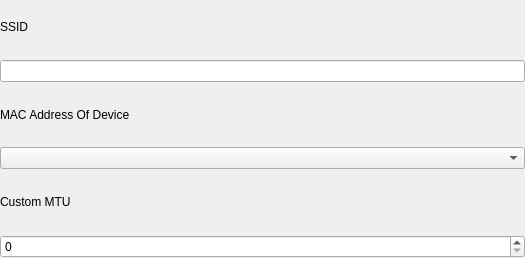
Qt form plugins/network/src/plugin/setting-widget/wireless-widget.ui (openeuler-mirror/kiran-control-panel) before a commit.
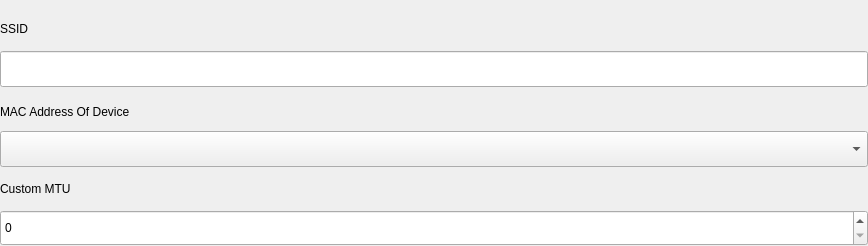
The same form after that commit. Custom widgets are drawn as their Qt base class.

Patch:
```diff
--- a/plugins/network/src/plugin/setting-widget/wireless-widget.ui
+++ b/plugins/network/src/plugin/setting-widget/wireless-widget.ui
@@ -6,19 +6,22 @@
    <rect>
     <x>0</x>
     <y>0</y>
-    <width>525</width>
-    <height>258</height>
+    <width>868</width>
+    <height>246</height>
    </rect>
   </property>
   <property name="windowTitle">
    <string>WirelessWidget</string>
   </property>
-  <layout class="QVBoxLayout" name="m_verticalDeviceWidgetLayout">
+  <layout class="QVBoxLayout" name="verticalLayout_4">
+   <property name="spacing">
+    <number>8</number>
+   </property>
    <property name="leftMargin">
     <number>0</number>
    </property>
    <property name="topMargin">
-    <number>0</number>
+    <number>16</number>
    </property>
    <property name="rightMargin">
     <number>0</number>
@@ -27,6 +30,11 @@
     <number>0</number>
    </property>
    <item>
+    <layout class="QVBoxLayout" name="verticalLayout">
+     <property name="spacing">
+      <number>10</number>
+     </property>
+     <item>
     <widget class="QLabel" name="label">
      <property name="text">
       <string>SSID</string>
@@ -34,8 +42,31 @@
     </widget>
    </item>
    <item>
-    <widget class="QLineEdit" name="ssidEdit"/>
-   </item>
+      <widget class="QLineEdit" name="ssidEdit">
+       <property name="minimumSize">
+        <size>
+         <width>0</width>
+         <height>36</height>
+        </size>
+       </property>
+       <property name="maximumSize">
+        <size>
+         <width>16777215</width>
+         <height>36</height>
+        </size>
+       </property>
+      </widget>
+     </item>
+    </layout>
+   </item>
+   <item>
+    <layout class="QVBoxLayout" name="verticalLayout_2">
+     <property name="spacing">
+      <number>10</number>
+     </property>
+     <property name="topMargin">
+      <number>8</number>
+     </property>
    <item>
     <widget class="QLabel" name="label_19">
      <property name="text">
@@ -44,8 +75,28 @@
     </widget>
    </item>
    <item>
-    <widget class="OptionsComboBox" name="deviceMac"/>
-   </item>
+      <widget class="OptionsComboBox" name="deviceMac">
+       <property name="minimumSize">
+        <size>
+         <width>0</width>
+         <height>36</height>
+        </size>
+       </property>
+       <property name="maximumSize">
+        <size>
+         <width>16777215</width>
+         <height>36</height>
+        </size>
+       </property>
+      </widget>
+     </item>
+    </layout>
+   </item>
+   <item>
+    <layout class="QVBoxLayout" name="verticalLayout_3">
+     <property name="spacing">
+      <number>8</number>
+     </property>
    <item>
     <layout class="QHBoxLayout" name="mtuLayout">
      <item>
@@ -71,7 +122,22 @@
     </layout>
    </item>
    <item>
-    <widget class="QSpinBox" name="customMTU"/>
+      <widget class="QSpinBox" name="customMTU">
+       <property name="minimumSize">
+        <size>
+         <width>0</width>
+         <height>36</height>
+        </size>
+       </property>
+       <property name="maximumSize">
+        <size>
+         <width>16777215</width>
+         <height>36</height>
+        </size>
+       </property>
+      </widget>
+     </item>
+    </layout>
    </item>
   </layout>
  </widget>
```
Lines whose indentation alone changed are shown as unchanged.
